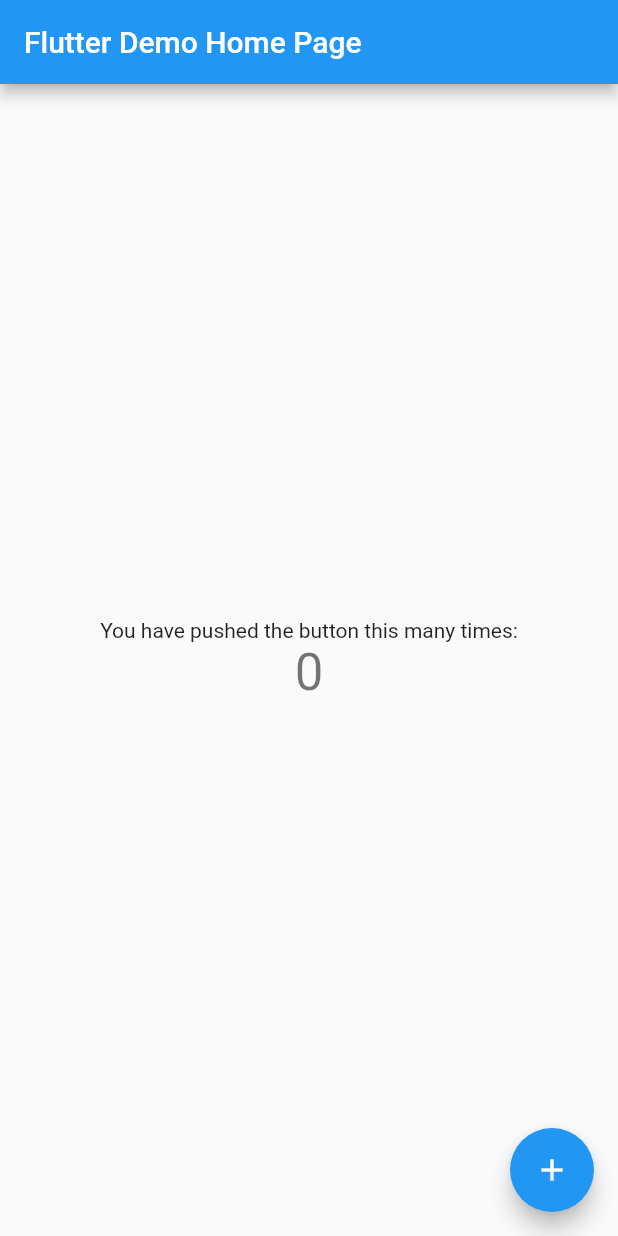
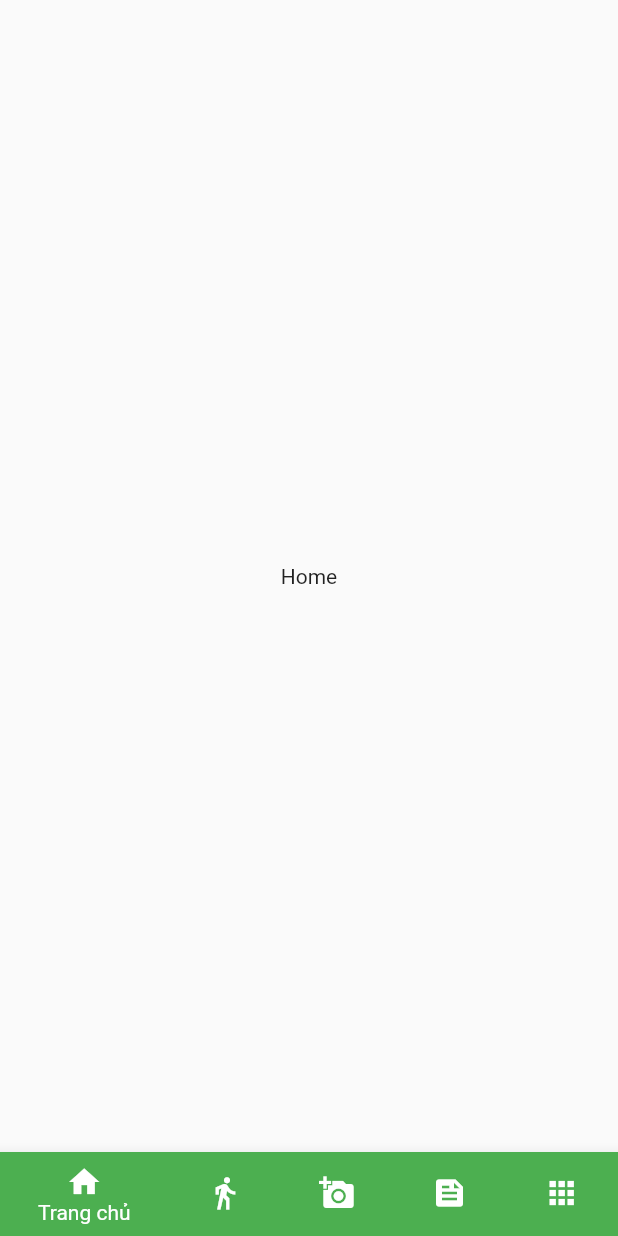
Before and after one commit to tangminhtin/thien_trung_market, a Flutter app: the screen it shows after launch, on a phone screen of 412 x 824 dp. Run offline on Flutter 3.47's test engine with Material 2 defaults, Android fonts, the light colour scheme and no system bars; our stand-ins replace dartz, data_connection_checker, equatable.

Commit message:
Basic UI

```diff
--- a/lib/main.dart
+++ b/lib/main.dart
@@ -1,4 +1,5 @@
 import 'package:flutter/material.dart';
+import 'package:thien_trung_market/ui/thien_trung_market_app.dart';
 
 void main() {
   runApp(const MyApp());
@@ -10,6 +11,7 @@
   // This widget is the root of your application.
   @override
   Widget build(BuildContext context) {
+    return ThienTrungMarketApp();
     return MaterialApp(
       title: 'Flutter Demo',
       theme: ThemeData(
--- /dev/null
+++ b/lib/ui/home_screen.dart
@@ -0,0 +1,14 @@
+import 'package:flutter/material.dart';
+import 'package:flutter/src/widgets/container.dart';
+import 'package:flutter/src/widgets/framework.dart';
+
+class HomeScreen extends StatelessWidget {
+  const HomeScreen({super.key});
+
+  @override
+  Widget build(BuildContext context) {
+    return Center(
+      child: Text('Home'),
+    );
+  }
+}
--- /dev/null
+++ b/lib/ui/thien_trung_market_app.dart
@@ -0,0 +1,80 @@
+import 'package:flutter/material.dart';
+import 'package:flutter/src/widgets/container.dart';
+import 'package:flutter/src/widgets/framework.dart';
+import 'package:thien_trung_market/ui/home_screen.dart';
+import 'package:thien_trung_market/ui/manage_screen.dart';
+import 'package:thien_trung_market/ui/more_screen.dart';
+import 'package:thien_trung_market/ui/post_screen.dart';
+import 'package:thien_trung_market/ui/surf_screen.dart';
+
+class ThienTrungMarketApp extends StatelessWidget {
+  const ThienTrungMarketApp({super.key});
+
+  @override
+  Widget build(BuildContext context) {
+    return MaterialApp(
+      theme: ThemeData(
+        primarySwatch: Colors.green,
+      ),
+      home: ThienTrungMarket(),
+    );
+  }
+}
+
+class ThienTrungMarket extends StatefulWidget {
+  const ThienTrungMarket({
+    Key? key,
+  }) : super(key: key);
+
+  @override
+  State<ThienTrungMarket> createState() => _ThienTrungMarketState();
+}
+
+class _ThienTrungMarketState extends State<ThienTrungMarket> {
+  final _pages = const [
+    HomeScreen(),
+    SurfScreen(),
+    PostScreen(),
+    ManageScreen(),
+    MoreScreen()
+  ];
+  int _selectedIndex = 0;
+
+  @override
+  Widget build(BuildContext context) {
+    return Scaffold(
+      body: _pages[_selectedIndex],
+      bottomNavigationBar: BottomNavigationBar(
+        currentIndex: _selectedIndex,
+        onTap: (value) => {
+          setState(() {
+            _selectedIndex = value;
+          })
+        },
+        items: const [
+          BottomNavigationBarItem(
+            icon: Icon(Icons.home),
+            label: 'Trang chủ',
+            backgroundColor: Colors.green,
+          ),
+          BottomNavigationBarItem(
+            icon: Icon(Icons.directions_walk),
+            label: 'Lướt chợ',
+          ),
+          BottomNavigationBarItem(
+            icon: Icon(Icons.add_a_photo),
+            label: 'Đăng tin',
+          ),
+          BottomNavigationBarItem(
+            icon: Icon(Icons.feed),
+            label: 'Quản lý tin',
+          ),
+          BottomNavigationBarItem(
+            icon: Icon(Icons.apps),
+            label: 'Thêm',
+          ),
+        ],
+      ),
+    );
+  }
+}
```
Also changed, not shown: lib/ui/manage_screen.dart (added, +14 -0 lines), lib/ui/more_screen.dart (added, +14 -0 lines), lib/ui/post_screen.dart (added, +14 -0 lines), lib/ui/surf_screen.dart (added, +14 -0 lines).
